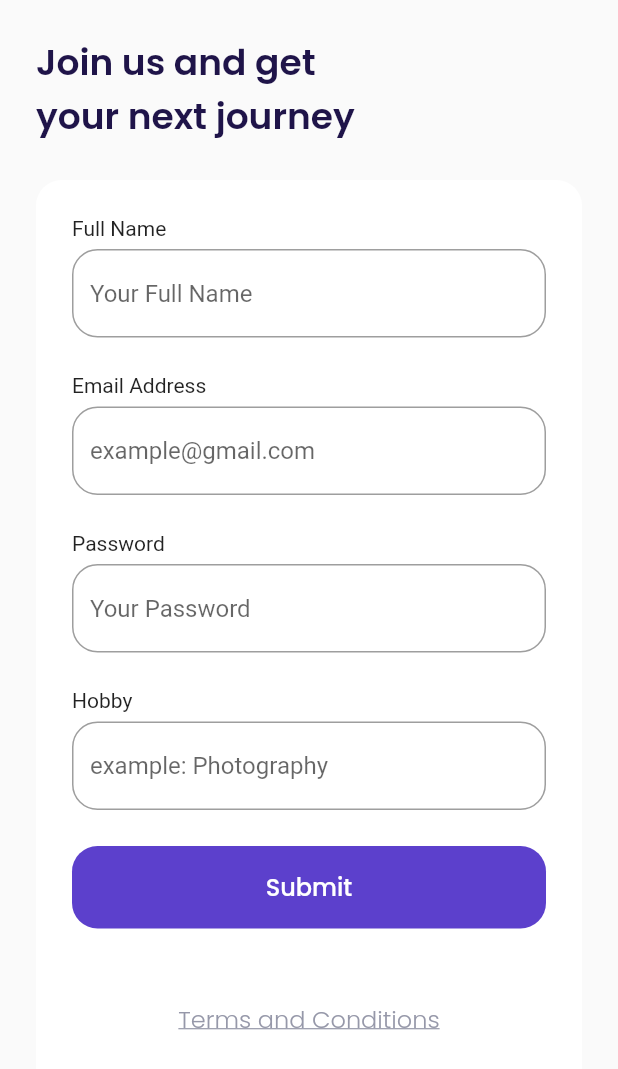
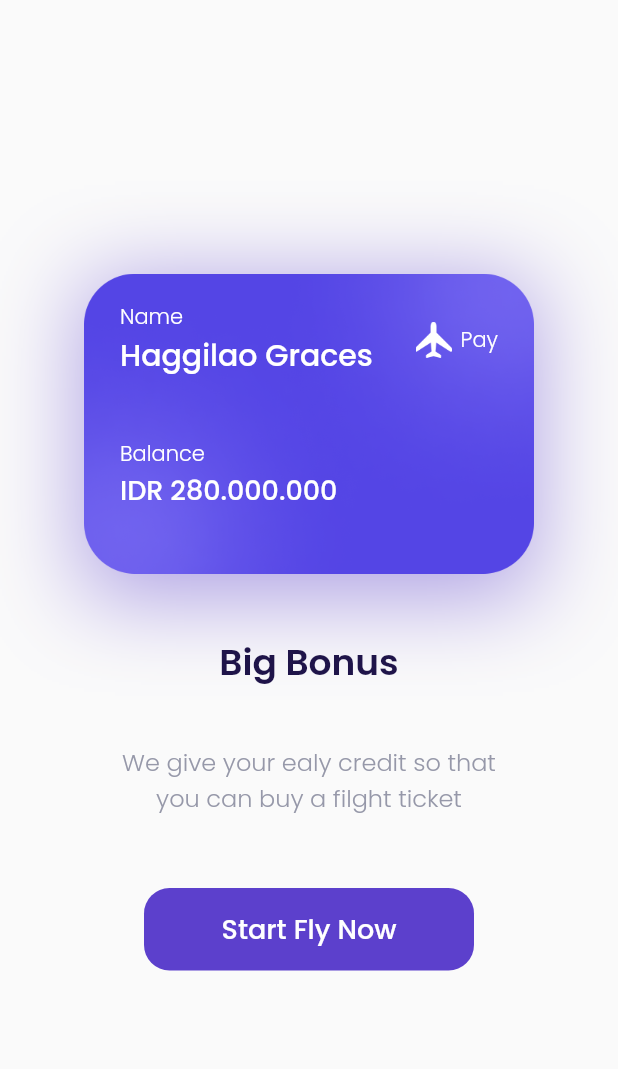
Before and after one commit to Bintaaaa/air_plane_flutter, a Flutter app: the SignUpPage screen opened by its route, after a tap on "Submit", on a phone screen of 412 x 824 dp. Shown: the top 1069 px of the screen. Run offline on Flutter 3.47's test engine with Material 2 defaults, Android fonts, the phone set to English and light mode, and no system bars; our stand-ins replace google_fonts.

Commit message:
halaman bonus

```diff
--- a/lib/main.dart
+++ b/lib/main.dart
@@ -1,3 +1,4 @@
+import 'package:air_plane/ui/pages/bonus_page.dart';
 import 'package:air_plane/ui/pages/get_started.dart';
 import 'package:air_plane/ui/pages/sign_up_page.dart';
 import 'package:flutter/material.dart';
@@ -14,7 +15,8 @@ class MyApp extends StatelessWidget {
       routes: {
         '/': (context) => SplashPage(),
         '/get-started': (context) => GetStartedPage(),
-        '/sign-up-page': (context) => SignUpPage()
+        '/sign-up-page': (context) => SignUpPage(),
+        '/bonus': (context) => BonusPage()
       },
     );
   }
--- /dev/null
+++ b/lib/ui/pages/bonus_page.dart
@@ -0,0 +1,127 @@
+import 'package:flutter/material.dart';
+import '../../style/theme.dart';
+
+class BonusPage extends StatelessWidget {
+  const BonusPage({Key? key}) : super(key: key);
+
+  Widget bonusCard() {
+    return Container(
+      width: 300,
+      height: 211,
+      padding: EdgeInsets.all(defaultMargin),
+      decoration: BoxDecoration(
+          image: DecorationImage(image: AssetImage('assets/image_card.png')),
+          boxShadow: [
+            BoxShadow(
+                color: kPrimaryColor.withOpacity(0.5),
+                blurRadius: 50,
+                offset: Offset(0, 10))
+          ]),
+      child: Column(
+        crossAxisAlignment: CrossAxisAlignment.start,
+        children: [
+          Row(
+            children: [
+              Expanded(
+                child: Column(
+                  crossAxisAlignment: CrossAxisAlignment.start,
+                  children: [
+                    Text(
+                      "Name",
+                      style: whiteTextStyle.copyWith(fontWeight: ligth),
+                    ),
+                    Text(
+                      "Haggilao Graces",
+                      style: whiteTextStyle.copyWith(
+                          fontSize: 20, fontWeight: medium),
+                      overflow: TextOverflow.ellipsis,
+                    )
+                  ],
+                ),
+              ),
+              Container(
+                width: 24,
+                height: 24,
+                margin: EdgeInsets.only(right: 6),
+                decoration: BoxDecoration(
+                    image: DecorationImage(
+                        image: AssetImage('assets/icon_plane.png'))),
+              ),
+              Text(
+                "Pay",
+                style: whiteTextStyle.copyWith(fontSize: 14, fontWeight: ligth),
+              )
+            ],
+          ),
+          SizedBox(height: 40),
+          Text(
+            "Balance",
+            style: whiteTextStyle.copyWith(fontSize: 14, fontWeight: ligth),
+          ),
+          Text(
+            "IDR 280.000.000",
+            style: whiteTextStyle.copyWith(fontSize: 18, fontWeight: medium),
+          )
+        ],
+      ),
+    );
+  }
+
+  Widget bonusTitle() {
+    return Container(
+      margin: EdgeInsets.only(top: defaultMargin * 1.5),
+      child: Text(
+        "Big Bonus",
+        style: blackTextStyle.copyWith(fontSize: 24, fontWeight: semiBold),
+      ),
+    );
+  }
+
+  Widget bonusSubtitle() {
+    return Container(
+      margin: EdgeInsets.only(top: defaultMargin * 1.5),
+      child: Text(
+        "We give your ealy credit so that\nyou can buy a filght ticket",
+        style: greyTextStyle.copyWith(fontSize: 16, fontWeight: ligth),
+        textAlign: TextAlign.center,
+      ),
+    );
+  }
+
+  Widget startButton() {
+    return Container(
+      width: 220,
+      height: 55,
+      margin: EdgeInsets.only(top: defaultMargin * 2),
+      child: TextButton(
+        onPressed: () {},
+        style: TextButton.styleFrom(
+            backgroundColor: kPrimaryColor,
+            shape: RoundedRectangleBorder(
+                borderRadius: BorderRadius.circular(17))),
+        child: Text(
+          "Start Fly Now",
+          style: whiteTextStyle.copyWith(fontSize: 18, fontWeight: medium),
+        ),
+      ),
+    );
+  }
+
+  @override
+  Widget build(BuildContext context) {
+    return Scaffold(
+      backgroundColor: kBackgroundColor,
+      body: Center(
+        child: Column(
+          mainAxisAlignment: MainAxisAlignment.center,
+          children: [
+            bonusCard(),
+            bonusTitle(),
+            bonusSubtitle(),
+            startButton(),
+          ],
+        ),
+      ),
+    );
+  }
+}
--- a/lib/ui/pages/sign_up_page.dart
+++ b/lib/ui/pages/sign_up_page.dart
@@ -54,7 +54,9 @@ class SignUpPage extends StatelessWidget {
         return Container(
           width: double.infinity,
           height: 55,
-          child: TextButton(onPressed: (){},
+          child: TextButton(onPressed: (){
+            Navigator.pushNamed(context, '/bonus');
+          },
               style: TextButton.styleFrom(
                 backgroundColor: kPrimaryColor,
                 shape: RoundedRectangleBorder(
```
